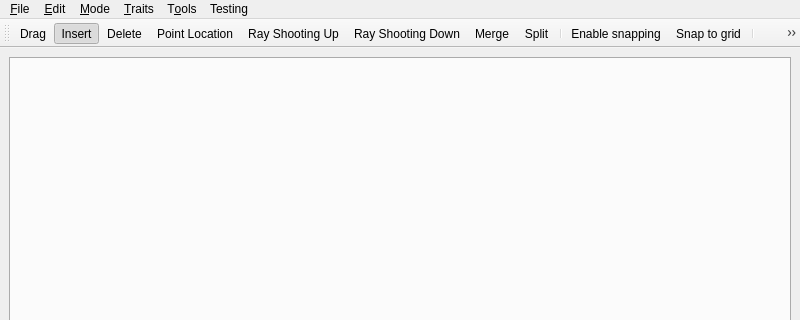
Old version of the form Arrangement_on_surface_2/demo/Arrangement_on_surface_2/ArrangementDemoWindow.ui in the repository CGAL/cgal; both pictures show x 0 to 800 and y 0 to 320 of the 800 by 600 pixel window.
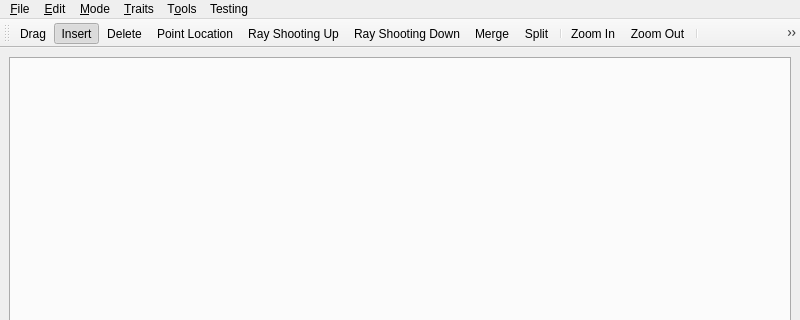
New version of the form. Icons and pictures are not drawn.

Commit message: Fixed a bug with ray drawing in conic arrangements.

Diff of the .ui file:
```diff
--- a/Arrangement_on_surface_2/demo/Arrangement_on_surface_2/ArrangementDemoWindow.ui
+++ b/Arrangement_on_surface_2/demo/Arrangement_on_surface_2/ArrangementDemoWindow.ui
@@ -117,6 +117,9 @@
    <addaction name="actionMerge"/>
    <addaction name="actionSplit"/>
    <addaction name="separator"/>
+   <addaction name="actionZoomIn"/>
+   <addaction name="actionZoomOut"/>
+   <addaction name="separator"/>
    <addaction name="actionSnapMode"/>
    <addaction name="actionGridSnapMode"/>
    <addaction name="separator"/>
@@ -416,6 +419,24 @@
     <string>Print conic curves</string>
    </property>
   </action>
+  <action name="actionZoomIn">
+   <property name="icon">
+    <iconset resource="ArrangementDemoWindow.qrc">
+     <normaloff>:/icons/demo_zoomin.xpm</normaloff>:/icons/demo_zoomin.xpm</iconset>
+   </property>
+   <property name="text">
+    <string>Zoom In</string>
+   </property>
+  </action>
+  <action name="actionZoomOut">
+   <property name="icon">
+    <iconset resource="ArrangementDemoWindow.qrc">
+     <normaloff>:/icons/demo_zoomout.xpm</normaloff>:/icons/demo_zoomout.xpm</iconset>
+   </property>
+   <property name="text">
+    <string>Zoom Out</string>
+   </property>
+  </action>
  </widget>
  <resources>
   <include location="ArrangementDemoWindow.qrc"/>
```
The commit also changes 10 other files.
